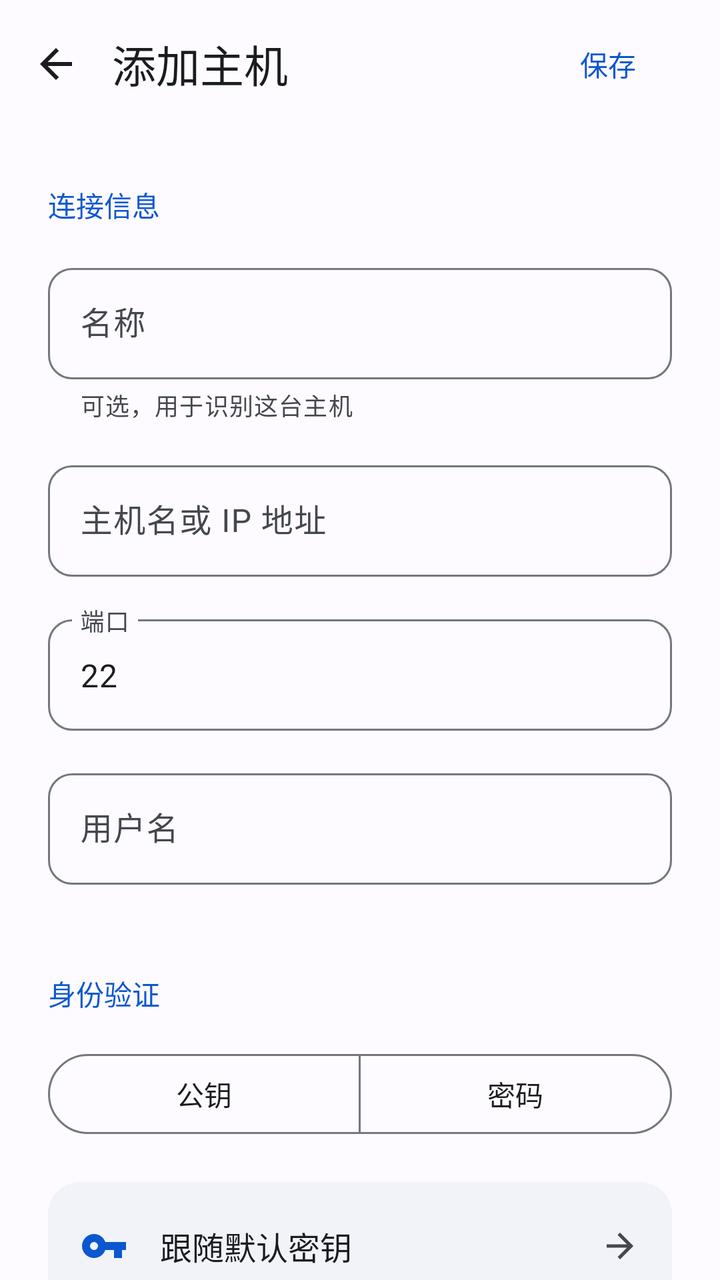
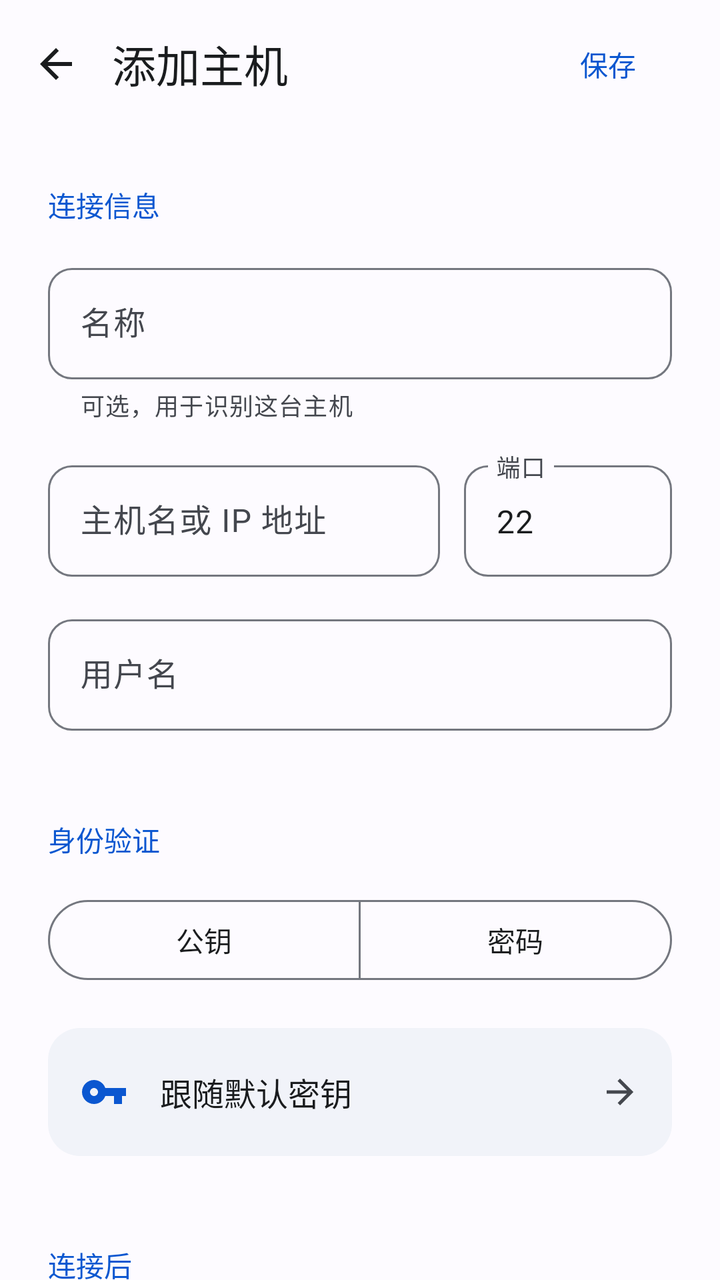

Before-and-after screenshots of an Android layout around one commit, followed by the original layout XML and the change that was made.
<!-- AndroidManifest.xml: application theme AppTheme -->
<!-- res/layout/dialog_edit_host.xml -->
<?xml version="1.0" encoding="utf-8"?>
<LinearLayout
    xmlns:android="http://schemas.android.com/apk/res/android"
    xmlns:app="http://schemas.android.com/apk/res-auto"
    android:layout_width="match_parent"
    android:layout_height="match_parent"
    android:orientation="vertical"
    android:background="?attr/colorSurface"
    android:fitsSystemWindows="true">
    <LinearLayout
        android:layout_width="match_parent"
        android:layout_height="wrap_content"
        android:minHeight="64dp"
        android:gravity="center_vertical"
        android:paddingEnd="12dp">
        <ImageButton
            android:id="@+id/btn_cancel_host"
            android:layout_width="56dp"
            android:layout_height="56dp"
            android:background="?attr/selectableItemBackgroundBorderless"
            android:padding="16dp"
            android:src="@drawable/ic_arrow_back"
            app:tint="?attr/colorOnSurface"
            android:contentDescription="@string/navigate_back" />
        <TextView
            android:layout_width="0dp"
            android:layout_height="wrap_content"
            android:text="@string/host_add"
            android:textSize="22sp"
            android:textColor="?attr/colorOnSurface"
            android:id="@+id/tv_dialog_title"
            android:layout_weight="1" />
        <com.google.android.material.button.MaterialButton
            android:id="@+id/btn_save_host"
            style="@style/Widget.Material3.Button.TextButton"
            android:layout_width="wrap_content"
            android:layout_height="wrap_content"
            android:minHeight="48dp"
            android:text="@string/save" />
    </LinearLayout>
    <androidx.core.widget.NestedScrollView
        android:layout_width="match_parent"
        android:layout_height="0dp"
        android:layout_weight="1"
        android:fillViewport="true"
        android:clipToPadding="false">
        <LinearLayout
            android:layout_width="match_parent"
            android:layout_height="wrap_content"
            android:orientation="vertical"
            android:paddingStart="24dp"
            android:paddingEnd="24dp"
            android:paddingBottom="32dp">
            <TextView
                android:layout_width="match_parent"
                android:layout_height="wrap_content"
                android:text="@string/host_connection_section"
                android:textSize="14sp"
                android:textColor="?attr/colorPrimary"
                android:paddingTop="28dp"
                android:paddingBottom="16dp"
                android:fontFamily="sans-serif-medium" />
            <com.google.android.material.textfield.TextInputLayout
                style="@style/Widget.Baka.TextField"
                android:layout_width="match_parent"
                android:layout_height="wrap_content"
                android:layout_marginBottom="16dp"
                android:hint="@string/name"
                app:helperText="@string/host_name_help">
                <com.google.android.material.textfield.TextInputEditText
                    android:id="@+id/et_host_name"
                    android:layout_width="match_parent"
                    android:layout_height="wrap_content"
                    android:inputType="text"
                    android:textSize="16sp" />
            </com.google.android.material.textfield.TextInputLayout>
            <com.google.android.material.textfield.TextInputLayout
                style="@style/Widget.Baka.TextField"
                android:layout_width="match_parent"
                android:layout_height="wrap_content"
                android:layout_marginBottom="16dp"
                android:hint="@string/host_address">
                <com.google.android.material.textfield.TextInputEditText
                    android:id="@+id/et_host_ip"
                    android:layout_width="match_parent"
                    android:layout_height="wrap_content"
                    android:inputType="textUri"
                    android:textSize="16sp" />
            </com.google.android.material.textfield.TextInputLayout>
            <com.google.android.material.textfield.TextInputLayout
                style="@style/Widget.Baka.TextField"
                android:layout_width="match_parent"
                android:layout_height="wrap_content"
                android:layout_marginBottom="16dp"
                android:hint="@string/host_port">
                <com.google.android.material.textfield.TextInputEditText
                    android:id="@+id/et_host_port"
                    android:layout_width="match_parent"
                    android:layout_height="wrap_content"
                    android:inputType="number"
                    android:textSize="16sp"
                    android:text="@string/default_ssh_port"
                    android:maxLength="5" />
            </com.google.android.material.textfield.TextInputLayout>
            <com.google.android.material.textfield.TextInputLayout
                style="@style/Widget.Baka.TextField"
                android:layout_width="match_parent"
                android:layout_height="wrap_content"
                android:layout_marginBottom="16dp"
                android:hint="@string/host_username">
                <com.google.android.material.textfield.TextInputEditText
                    android:id="@+id/et_host_user"
                    android:layout_width="match_parent"
                    android:layout_height="wrap_content"
                    android:inputType="textVisiblePassword"
                    android:textSize="16sp" />
            </com.google.android.material.textfield.TextInputLayout>
            <TextView
                android:layout_width="match_parent"
                android:layout_height="wrap_content"
                android:text="@string/host_auth_section"
                android:textSize="14sp"
                android:textColor="?attr/colorPrimary"
                android:paddingTop="28dp"
                android:paddingBottom="16dp"
                android:fontFamily="sans-serif-medium" />
            <com.google.android.material.button.MaterialButtonToggleGroup
                android:id="@+id/toggle_auth_type"
                android:layout_width="match_parent"
                android:layout_height="wrap_content"
                android:layout_marginBottom="20dp"
                app:singleSelection="true"
                app:selectionRequired="true">
                <com.google.android.material.button.MaterialButton
                    android:id="@+id/btn_toggle_pubkey"
                    style="@style/Widget.Material3.Button.OutlinedButton"
                    android:layout_width="0dp"
                    android:layout_height="wrap_content"
                    android:minHeight="48dp"
                    android:layout_weight="1"
                    android:text="@string/public_key" />
                <com.google.android.material.button.MaterialButton
                    android:id="@+id/btn_toggle_password"
                    style="@style/Widget.Material3.Button.OutlinedButton"
                    android:layout_width="0dp"
                    android:layout_height="wrap_content"
                    android:minHeight="48dp"
                    android:layout_weight="1"
                    android:text="@string/password" />
            </com.google.android.material.button.MaterialButtonToggleGroup>
            <LinearLayout
                android:id="@+id/layout_select_key"
                android:layout_width="match_parent"
                android:layout_height="wrap_content"
                android:minHeight="64dp"
                android:layout_marginBottom="16dp"
                android:background="@drawable/bg_setting_row"
                android:foreground="?attr/selectableItemBackground"
                android:clickable="true"
                android:focusable="true"
                android:gravity="center_vertical"
                android:padding="16dp">
                <ImageView
                    android:layout_width="24dp"
                    android:layout_height="24dp"
                    android:src="@drawable/ic_key"
                    app:tint="?attr/colorPrimary"
                    android:contentDescription="@null" />
                <TextView
                    android:layout_width="0dp"
                    android:layout_height="wrap_content"
                    android:text="@string/key_follow_default"
                    android:textSize="16sp"
                    android:textColor="?attr/colorOnSurface"
                    android:id="@+id/tv_selected_key_name"
                    android:layout_weight="1"
                    android:layout_marginStart="16dp" />
                <ImageView
                    android:layout_width="20dp"
                    android:layout_height="20dp"
                    android:src="@drawable/ic_arrow_forward"
                    app:tint="?attr/colorOnSurfaceVariant"
                    android:contentDescription="@null" />
            </LinearLayout>
            <com.google.android.material.textfield.TextInputLayout
                android:id="@+id/layout_password_input"
                android:visibility="gone"
                style="@style/Widget.Baka.TextField"
                android:layout_width="match_parent"
                android:layout_height="wrap_content"
                android:layout_marginBottom="16dp"
                android:hint="@string/host_password"
                app:helperText="@string/host_password_help"
                app:endIconMode="password_toggle">
                <com.google.android.material.textfield.TextInputEditText
                    android:id="@+id/et_host_password"
                    android:layout_width="match_parent"
                    android:layout_height="wrap_content"
                    android:inputType="textPassword"
                    android:textSize="16sp" />
            </com.google.android.material.textfield.TextInputLayout>
            <TextView
                android:layout_width="match_parent"
                android:layout_height="wrap_content"
                android:text="@string/host_startup_section"
                android:textSize="14sp"
                android:textColor="?attr/colorPrimary"
                android:paddingTop="28dp"
                android:paddingBottom="16dp"
                android:fontFamily="sans-serif-medium" />
            <com.google.android.material.textfield.TextInputLayout
                style="@style/Widget.Baka.TextField"
                android:layout_width="match_parent"
                android:layout_height="wrap_content"
                android:layout_marginBottom="16dp"
                android:hint="@string/host_startup"
                app:helperText="@string/host_startup_help">
                <com.google.android.material.textfield.TextInputEditText
                    android:id="@+id/et_host_startup"
                    android:layout_width="match_parent"
                    android:layout_height="wrap_content"
                    android:inputType="textMultiLine"
                    android:textSize="16sp" />
            </com.google.android.material.textfield.TextInputLayout>
        </LinearLayout>
    </androidx.core.widget.NestedScrollView>
</LinearLayout>
<!-- resources referenced by this layout -->
<resources>
  <!-- drawable bg_setting_row (drawable) -->
  <shape xmlns:android="http://schemas.android.com/apk/res/android" xmlns:app="http://schemas.android.com/apk/res-auto"><solid android:color="?attr/colorSurfaceContainer"/><corners android:radius="16dp"/></shape>
  <string name="default_ssh_port" translatable="false">22</string>
  <string name="host_add">添加主机</string>
  <string name="host_address">主机名或 IP 地址</string>
  <string name="host_auth_section">身份验证</string>
  <string name="host_connection_section">连接信息</string>
  <string name="host_name_help">可选，用于识别这台主机</string>
  <string name="host_password">登录密码</string>
  <string name="host_password_help">留空则在连接时询问</string>
  <string name="host_port">端口</string>
  <string name="host_startup">自动执行命令</string>
  <string name="host_startup_help">可选，例如 tmux attach</string>
  <string name="host_startup_section">连接后</string>
  <string name="host_username">用户名</string>
  <string name="key_follow_default">跟随默认密钥</string>
  <string name="name">名称</string>
  <string name="navigate_back">返回</string>
  <string name="password">密码</string>
  <string name="public_key">公钥</string>
  <string name="save">保存</string>
  <style name="AppTheme" parent="BaseAppTheme" />
  <color name="md_theme_onSurfaceVariant">#44474E</color>
  <color name="md_theme_primary">#0B57D0</color>
  <color name="md_theme_onPrimary">#FFFFFF</color>
  <color name="md_theme_primaryContainer">#D3E3FD</color>
  <color name="md_theme_onPrimaryContainer">#041E49</color>
  <color name="md_theme_secondary">#565E71</color>
  <color name="md_theme_onSecondary">#FFFFFF</color>
  <color name="md_theme_secondaryContainer">#DAE2F9</color>
  <color name="md_theme_onSecondaryContainer">#131C2B</color>
  <color name="md_theme_tertiary">#146C2E</color>
  <color name="md_theme_onTertiary">#FFFFFF</color>
  <color name="md_theme_tertiaryContainer">#C4EED0</color>
  <color name="md_theme_onTertiaryContainer">#072711</color>
  <color name="md_theme_error">#BA1A1A</color>
  <color name="md_theme_onError">#FFFFFF</color>
  <color name="md_theme_errorContainer">#FFDAD6</color>
  <color name="md_theme_onErrorContainer">#410002</color>
  <color name="md_theme_surface">#FDFBFF</color>
  <color name="md_theme_onSurface">#1A1C1E</color>
  <color name="md_theme_surfaceVariant">#E1E2EC</color>
  <color name="md_theme_surfaceContainerLowest">#FFFFFF</color>
  <color name="md_theme_surfaceContainerLow">#F7F8FC</color>
  <color name="md_theme_surfaceContainer">#F1F3F9</color>
  <color name="md_theme_surfaceContainerHigh">#ECEEF4</color>
  <color name="md_theme_surfaceContainerHighest">#E6E8EE</color>
  <color name="md_theme_onBackground">#1A1C1E</color>
  <color name="md_theme_outline">#74777F</color>
  <color name="md_theme_outlineVariant">#C4C6D0</color>
  <color name="term_surface">#111318</color>
  <style name="PixelBottomSheetDialogTheme" parent="ThemeOverlay.Material3.BottomSheetDialog">
          <item name="bottomSheetStyle">@style/PixelBottomSheetModalStyle</item>
      </style>
  <style name="PixelAlertDialogTheme" parent="ThemeOverlay.Material3.MaterialAlertDialog">
          <item name="shapeAppearance">@style/ShapeAppearance.Pixel.Dialog</item>
          <item name="colorSurface">?attr/colorSurfaceContainerHigh</item>
      </style>
  <style name="PixelBottomSheetModalStyle" parent="Widget.Material3.BottomSheet.Modal">
          <item name="backgroundTint">?attr/colorSurfaceContainerLow</item>
          <item name="shapeAppearance">@style/ShapeAppearance.Pixel.BottomSheet</item>
      </style>
  <style name="ShapeAppearance.Pixel.Dialog" parent="ShapeAppearance.Material3.Corner.ExtraLarge">
          <item name="cornerSize">28dp</item>
      </style>
  <style name="ShapeAppearance.Pixel.BottomSheet" parent="ShapeAppearance.Material3.Corner.ExtraLarge">
          <item name="cornerSizeTopLeft">28dp</item>
          <item name="cornerSizeTopRight">28dp</item>
          <item name="cornerSizeBottomLeft">0dp</item>
          <item name="cornerSizeBottomRight">0dp</item>
      </style>
  <!-- unchanged entries left out for length: 5 -->
</resources>

<!-- the commit's change to res/layout/dialog_edit_host.xml (unified diff, before → after) -->
@@ -74,38 +74,47 @@
                     android:inputType="text"
                     android:textSize="16sp" />
             </com.google.android.material.textfield.TextInputLayout>
-            <com.google.android.material.textfield.TextInputLayout
-                style="@style/Widget.Baka.TextField"
-                android:layout_width="match_parent"
-                android:layout_height="wrap_content"
-                android:layout_marginBottom="16dp"
-                android:hint="@string/host_address">
-                <com.google.android.material.textfield.TextInputEditText
-                    android:id="@+id/et_host_ip"
-                    android:layout_width="match_parent"
-                    android:layout_height="wrap_content"
-                    android:inputType="textUri"
-                    android:textSize="16sp" />
-            </com.google.android.material.textfield.TextInputLayout>
-            <com.google.android.material.textfield.TextInputLayout
-                style="@style/Widget.Baka.TextField"
-                android:layout_width="match_parent"
-                android:layout_height="wrap_content"
-                android:layout_marginBottom="16dp"
-                android:hint="@string/host_port">
-                <com.google.android.material.textfield.TextInputEditText
-                    android:id="@+id/et_host_port"
-                    android:layout_width="match_parent"
-                    android:layout_height="wrap_content"
-                    android:inputType="number"
-                    android:textSize="16sp"
-                    android:text="@string/default_ssh_port"
-                    android:maxLength="5" />
-            </com.google.android.material.textfield.TextInputLayout>
-            <com.google.android.material.textfield.TextInputLayout
-                style="@style/Widget.Baka.TextField"
-                android:layout_width="match_parent"
-                android:layout_height="wrap_content"
+            
+            <LinearLayout
+                android:layout_width="match_parent"
+                android:layout_height="wrap_content"
+                android:layout_marginBottom="16dp">
+                <com.google.android.material.textfield.TextInputLayout
+                    android:id="@+id/layout_host_ip"
+                    style="@style/Widget.Baka.TextField"
+                    android:layout_width="0dp"
+                    android:layout_height="wrap_content"
+                    android:layout_weight="1"
+                    android:hint="@string/host_address">
+                    <com.google.android.material.textfield.TextInputEditText
+                        android:id="@+id/et_host_ip"
+                        android:layout_width="match_parent"
+                        android:layout_height="wrap_content"
+                        android:inputType="textUri"
+                        android:textSize="16sp" />
+                </com.google.android.material.textfield.TextInputLayout>
+                <com.google.android.material.textfield.TextInputLayout
+                    android:id="@+id/layout_host_port"
+                    style="@style/Widget.Baka.TextField"
+                    android:layout_width="104dp"
+                    android:layout_height="wrap_content"
+                    android:layout_marginStart="12dp"
+                    android:hint="@string/host_port">
+                    <com.google.android.material.textfield.TextInputEditText
+                        android:id="@+id/et_host_port"
+                        android:layout_width="match_parent"
+                        android:layout_height="wrap_content"
+                        android:inputType="number"
+                        android:textSize="16sp"
+                        android:text="@string/default_ssh_port"
+                        android:maxLength="5" />
+                </com.google.android.material.textfield.TextInputLayout>
+            </LinearLayout>
+            <com.google.android.material.textfield.TextInputLayout
+                style="@style/Widget.Baka.TextField"
+                android:layout_width="match_parent"
+                android:layout_height="wrap_content"
+                android:id="@+id/layout_host_user"
                 android:layout_marginBottom="16dp"
                 android:hint="@string/host_username">
                 <com.google.android.material.textfield.TextInputEditText
@@ -219,8 +228,9 @@
                     android:id="@+id/et_host_startup"
                     android:layout_width="match_parent"
                     android:layout_height="wrap_content"
-                    android:inputType="textMultiLine"
-                    android:textSize="16sp" />
+                    android:inputType="textMultiLine|textNoSuggestions"
+                    android:fontFamily="monospace"
+                    android:textSize="15sp" />
             </com.google.android.material.textfield.TextInputLayout>
         </LinearLayout>
     </androidx.core.widget.NestedScrollView>
